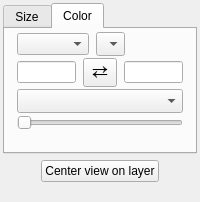
This is glue_wwt/viewer/table_style_editor.ui in glue-viz/glue-wwt as Qt 5 draws it before an edit. The edited form follows.
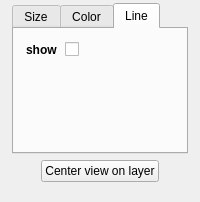
This is the edited form. Custom widgets are drawn as their Qt base class.

Commit message: Add option to show/hide table lines from UI.

Diff of the .ui file:
```diff
--- a/glue_wwt/viewer/table_style_editor.ui
+++ b/glue_wwt/viewer/table_style_editor.ui
@@ -15,13 +15,13 @@
   </property>
   <layout class="QVBoxLayout" name="verticalLayout_3">
    <property name="leftMargin">
-    <number>3</number>
+    <number>12</number>
    </property>
    <property name="topMargin">
     <number>3</number>
    </property>
    <property name="rightMargin">
-    <number>3</number>
+    <number>12</number>
    </property>
    <property name="bottomMargin">
     <number>3</number>
@@ -29,7 +29,7 @@
    <item>
     <widget class="QTabWidget" name="tab_widget">
      <property name="currentIndex">
-      <number>1</number>
+      <number>2</number>
      </property>
      <widget class="QWidget" name="tab_2">
       <attribute name="title">
@@ -358,6 +358,49 @@
        </item>
       </layout>
      </widget>
+     <widget class="QWidget" name="tab">
+      <attribute name="title">
+       <string>Line</string>
+      </attribute>
+      <widget class="QWidget" name="widget" native="true">
+       <property name="geometry">
+        <rect>
+         <x>12</x>
+         <y>3</y>
+         <width>72</width>
+         <height>36</height>
+        </rect>
+       </property>
+       <layout class="QHBoxLayout" name="horizontalLayout_5">
+        <property name="leftMargin">
+         <number>0</number>
+        </property>
+        <property name="topMargin">
+         <number>0</number>
+        </property>
+        <property name="rightMargin">
+         <number>0</number>
+        </property>
+        <property name="bottomMargin">
+         <number>0</number>
+        </property>
+        <item>
+         <widget class="QLabel" name="show_line_label">
+          <property name="text">
+           <string>&lt;html&gt;&lt;head/&gt;&lt;body&gt;&lt;p&gt;&lt;span style=&quot; font-weight:600;&quot;&gt;show&lt;/span&gt;&lt;/p&gt;&lt;/body&gt;&lt;/html&gt;</string>
+          </property>
+         </widget>
+        </item>
+        <item>
+         <widget class="QCheckBox" name="bool_line_visible">
+          <property name="text">
+           <string/>
+          </property>
+         </widget>
+        </item>
+       </layout>
+      </widget>
+     </widget>
     </widget>
    </item>
    <item>
```
